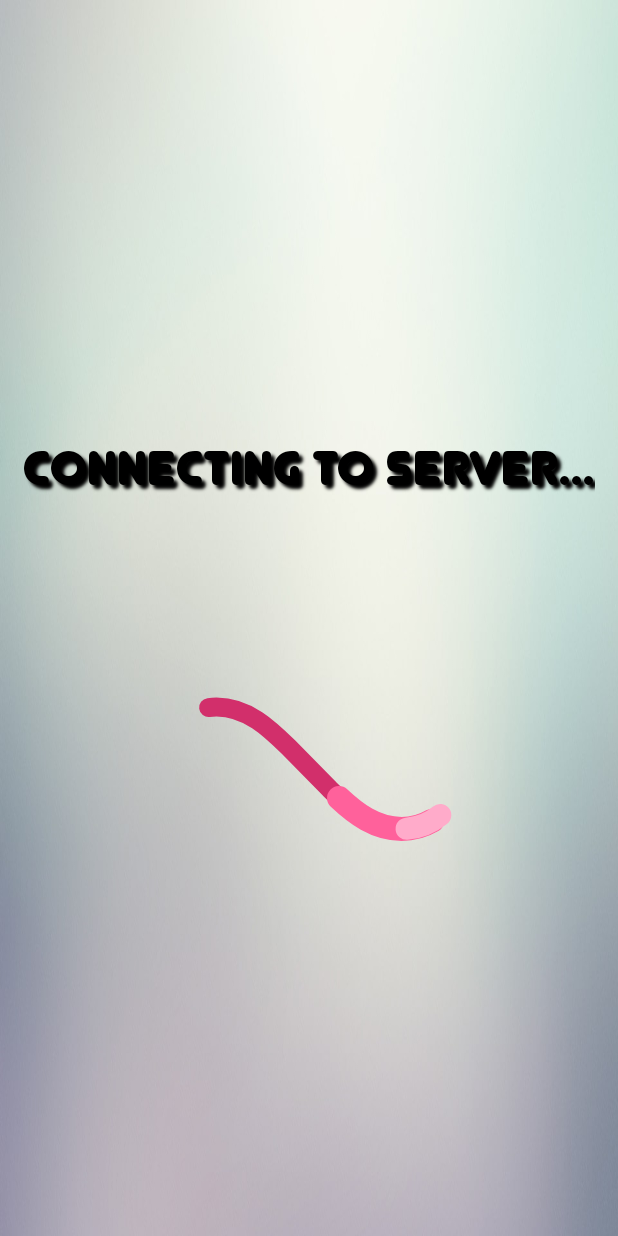
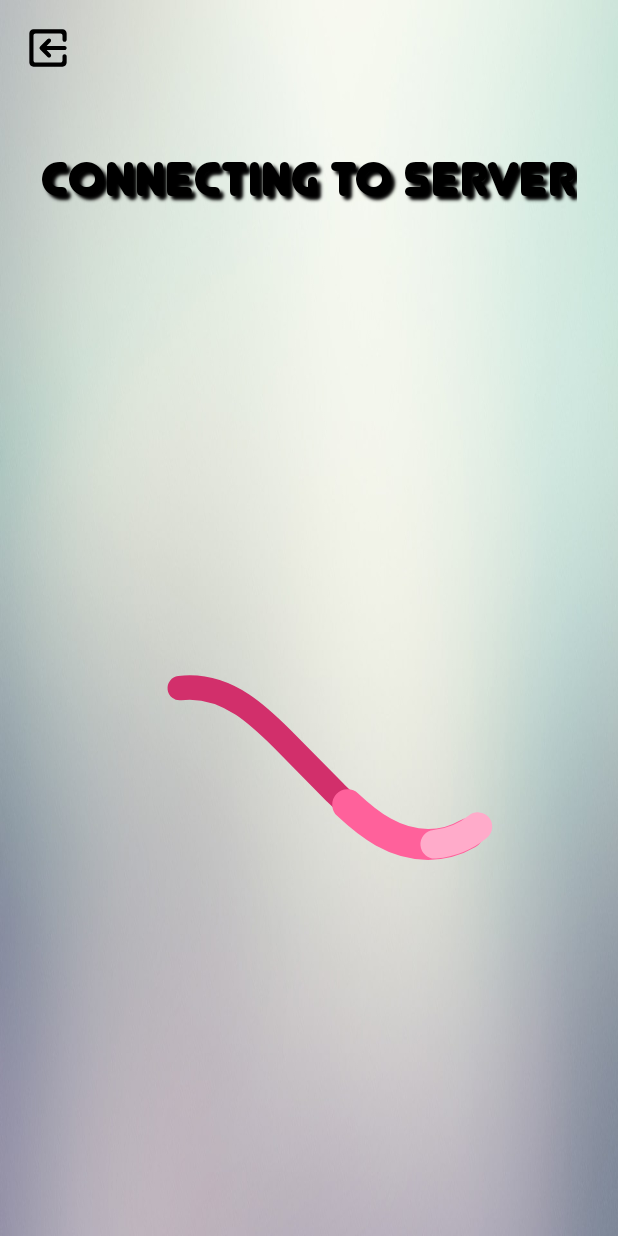
Before and after one commit to Marmalaade/ThroughtheThorns, an Android app: the layout activity_connection.xml on its own in the app's theme, with its tools: preview values and no code run, on a phone screen of 412 x 824 dp. Run offline under Robolectric (Android 15) with nearby library versions, the phone set to English and light mode, and no system bars; network calls fail.

Commit message:
designe fixes

```diff
--- /dev/null
+++ b/app/src/main/res/drawable/ic_exit_icon.xml
@@ -0,0 +1,9 @@
+<vector xmlns:android="http://schemas.android.com/apk/res/android"
+    android:width="64dp"
+    android:height="64dp"
+    android:viewportWidth="500"
+    android:viewportHeight="500">
+  <path
+      android:pathData="M263.062,203.687C258.852,199.477 252.051,199.477 247.84,203.687L209.084,242.443C204.874,246.654 204.874,253.455 209.084,257.665L247.84,296.421C252.051,300.632 258.852,300.632 263.062,296.421C267.273,292.211 267.273,285.41 263.062,281.2L242.767,260.796L336.364,260.796C342.302,260.796 347.16,255.938 347.16,250C347.16,244.063 342.302,239.205 336.364,239.205L242.767,239.205L263.062,218.909C267.273,214.699 267.165,207.79 263.062,203.687ZM174.43,347.161L325.569,347.161C337.552,347.161 347.16,337.445 347.16,325.57L347.16,293.183C347.16,287.245 342.302,282.387 336.364,282.387C330.427,282.387 325.569,287.245 325.569,293.183L325.569,314.774C325.569,320.711 320.711,325.57 314.773,325.57L185.226,325.57C179.288,325.57 174.43,320.711 174.43,314.774L174.43,185.227C174.43,179.289 179.288,174.431 185.226,174.431L314.773,174.431C320.711,174.431 325.569,179.289 325.569,185.227L325.569,206.818C325.569,212.755 330.427,217.614 336.364,217.614C342.302,217.614 347.16,212.755 347.16,206.818L347.16,174.431C347.16,162.556 337.444,152.84 325.569,152.84L174.43,152.84C162.555,152.84 152.839,162.556 152.839,174.431L152.839,325.57C152.839,337.445 162.555,347.161 174.43,347.161Z"
+      android:fillColor="@color/black"/>
+</vector>
--- a/app/src/main/res/drawable/ic_play_button.xml
+++ b/app/src/main/res/drawable/ic_play_button.xml
@@ -11,8 +11,8 @@
       android:pathData="M141.92,285.872L141.92,397.793C141.92,413.812 159.331,423.823 173.258,415.813L369.493,302.972C376.152,299.142 379.59,292.568 379.882,285.872L141.92,285.872Z"/>
   <path
       android:pathData="M178.781,159.176L361.806,264.846C374.797,272.347 374.797,291.098 361.806,298.597L178.781,404.267C165.79,411.768 149.552,402.391 149.552,387.392L149.552,176.053C149.552,161.052 165.791,151.676 178.781,159.176Z"
-      android:fillColor="#FDE085"/>
+      android:fillColor="#f7f6f2"/>
   <path
       android:pathData="M149.835,283.034L149.835,387.842C149.835,402.843 166.055,412.218 179.032,404.717L361.849,299.047C368.054,295.461 371.257,289.304 371.528,283.034L149.835,283.034Z"
-      android:fillColor="#FFC91B"/>
+      android:fillColor="#ebe6d3"/>
 </vector>
--- a/app/src/main/res/layout/activity_connection.xml
+++ b/app/src/main/res/layout/activity_connection.xml
@@ -1,22 +1,37 @@
 <?xml version="1.0" encoding="utf-8"?>
-<FrameLayout xmlns:android="http://schemas.android.com/apk/res/android"
+<RelativeLayout xmlns:android="http://schemas.android.com/apk/res/android"
 	xmlns:app="http://schemas.android.com/apk/res-auto"
 	android:layout_width="match_parent"
 	android:layout_height="match_parent"
 	android:background="@drawable/background"
 	android:orientation="vertical">
 
+
 	<com.example.gboard.font.AppFontTextView
 		android:id="@+id/status_text"
 		android:layout_width="wrap_content"
 		android:layout_height="wrap_content"
-		android:layout_gravity="center"
-		android:layout_marginBottom="100dp"
+		android:layout_centerHorizontal="true"
+		android:layout_marginTop="100dp"
 		android:shadowColor="@color/black"
 		android:shadowDx="4"
 		android:shadowDy="4"
 		android:shadowRadius="2"
-		android:text="Connecting to server..."
+		android:text="Connecting to server"
+		android:textColor="@color/black"
+		android:textSize="32dp" />
+
+	<com.example.gboard.font.AppFontTextView
+		android:id="@+id/points_text"
+		android:layout_width="wrap_content"
+		android:layout_height="wrap_content"
+		android:layout_marginTop="100dp"
+		android:layout_toEndOf="@id/status_text"
+		android:shadowColor="@color/black"
+		android:shadowDx="4"
+		android:shadowDy="4"
+		android:shadowRadius="2"
+		android:text=""
 		android:textColor="@color/black"
 		android:textSize="32dp" />
 
@@ -24,13 +39,9 @@
 		android:id="@+id/ping_text"
 		android:layout_width="wrap_content"
 		android:layout_height="wrap_content"
-		android:layout_gravity="center"
-		android:layout_marginTop="40dp"
-		android:layout_marginBottom="100dp"
-		android:shadowColor="@color/black"
-		android:shadowDx="4"
-		android:shadowDy="4"
-		android:shadowRadius="2"
+		android:layout_below="@+id/status_text"
+		android:layout_centerHorizontal="true"
+		android:layout_marginTop="20dp"
 		android:text="Your ping: "
 		android:textColor="@color/black"
 		android:textSize="32dp"
@@ -39,12 +50,20 @@
 	<com.airbnb.lottie.LottieAnimationView
 		android:id="@+id/progressBar"
 		android:layout_width="match_parent"
-		android:layout_height="320dp"
-		android:layout_gravity="center"
-		android:layout_marginTop="100dp"
+		android:layout_height="match_parent"
+		android:layout_below="@+id/ping_text"
+
 		app:lottie_autoPlay="true"
 		app:lottie_fileName="loader.json"
 		app:lottie_loop="true"
 		app:lottie_speed="0.7" />
 
-</FrameLayout>
+
+	<ImageView
+		android:id="@+id/back_button"
+		android:layout_width="64dp"
+		android:layout_height="64dp"
+		android:background="@drawable/ic_exit_icon" />
+
+
+</RelativeLayout>
--- a/app/src/main/res/layout/activity_game.xml
+++ b/app/src/main/res/layout/activity_game.xml
@@ -9,5 +9,9 @@
 		android:id="@+id/gameView"
 		android:layout_width="match_parent"
 		android:layout_height="match_parent"/>
-
+	<ImageView
+		android:id="@+id/back_button"
+		android:layout_width="64dp"
+		android:layout_height="64dp"
+		android:background="@drawable/ic_exit_icon" />
 </FrameLayout>
```
Also changed, not shown: app/src/main/java/com/example/gboard/activities/ConnectionActivity.kt (+26 -0 lines), app/src/main/java/com/example/gboard/activities/GameActivity.kt (+7 -2 lines).
